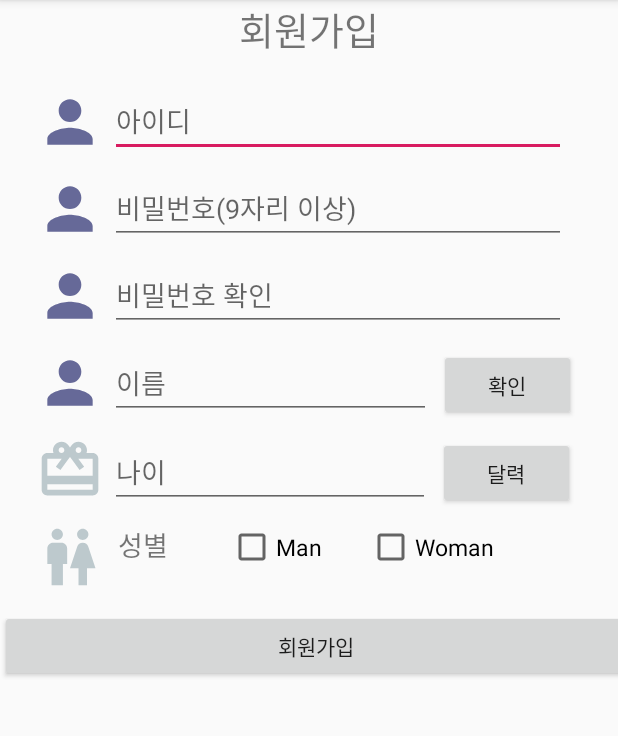
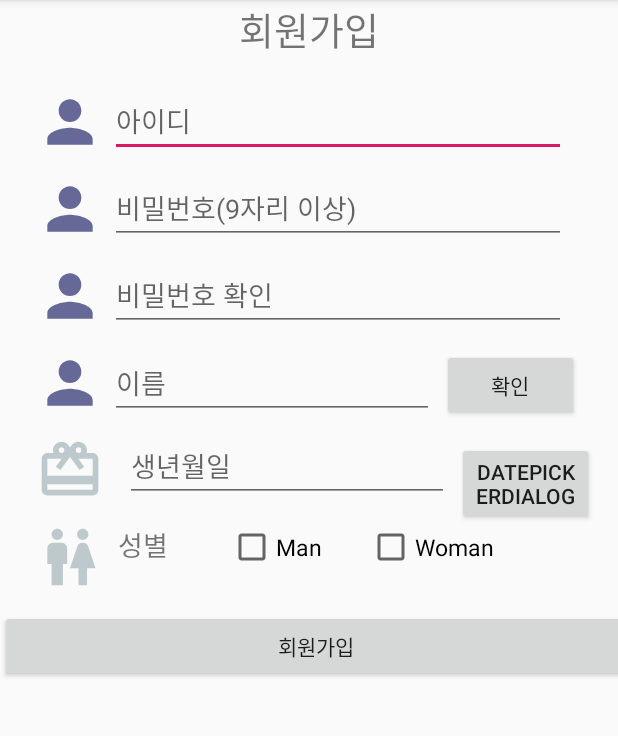
Before and after one commit to MheeJ/Schedule_Share, an Android app: the screen it shows after launch (SignUp), after a tap on "회원가입", on a phone screen of 412 x 824 dp, the part 84-820 px from its top. Run offline under Robolectric (Android 15) with nearby library versions, the phone set to English and light mode, and no system bars; our stand-ins replace Firebase (no records; nobody signed in at launch, a user with empty details on screens opened directly).

Commit message:
회원가입 및 로그인 완료 - mini + 개선 사항 : 날짜 부분 때문에 "회원가입 완료" toast 안나옴

```diff
--- a/app/src/main/java/com/example/schedule_share/SignUp.java
+++ b/app/src/main/java/com/example/schedule_share/SignUp.java
@@ -1,5 +1,6 @@
 package com.example.schedule_share;
 
+import android.app.DatePickerDialog;
 import android.content.Intent;
 import android.os.Bundle;
 import android.text.method.PasswordTransformationMethod;
@@ -9,6 +10,7 @@ import android.view.View;
 import android.widget.ArrayAdapter;
 import android.widget.Button;
 import android.widget.CheckBox;
+import android.widget.DatePicker;
 import android.widget.EditText;
 import android.widget.TextView;
 import android.widget.Toast;
@@ -40,15 +42,18 @@ public class SignUp extends AppCompatActivity implements View.OnClickListener {
     private FirebaseUser current;
     private static final String TAG = "EmailPassword";
     private static final Pattern PASSWORD_PATTERN = Pattern.compile("^[a-zA-Z0-9가-힣ㄱ-ㅎㅏ-ㅣ\\u318D\\u119E\\u11A2\\u2022\\u2025a\\u00B7\\uFE55]*$");
+    private DatePickerDialog.OnDateSetListener callbackMethod;
 
-    Button btn_Insert,Check_Name;
+    Button btn_Insert,Check_Name,Btn_Birth;
+    TextView birthday;
     EditText edit_ID;
     EditText edit_PW;
-    EditText PW_Check;
+    EditText PW_Check, mETBirthday;
     EditText edit_Name;
     EditText edit_Age;
     CheckBox check_Man;
     CheckBox check_Woman;
+   // private TextView birthday;
     int count;
     String strname;
     String ID;
@@ -56,6 +61,7 @@ public class SignUp extends AppCompatActivity implements View.OnClickListener {
     String checkPW;
     String name;
     String log_name="No";
+    String BIRTHDAY;
     long age;
     String gender = "";
     String sort = "id";
@@ -70,8 +76,12 @@ public class SignUp extends AppCompatActivity implements View.OnClickListener {
         super.onCreate(savedInstanceState);
         setContentView(R.layout.activity_signup);
 
+
         initObject();
         mAuth = FirebaseAuth.getInstance();
+
+        InitializeListener();
+        InitializeView();
     }
 
     public void initObject(){
@@ -79,17 +89,20 @@ public class SignUp extends AppCompatActivity implements View.OnClickListener {
         btn_Insert.setOnClickListener(this);
         Check_Name = (Button) findViewById(R.id.check_name);
         Check_Name.setOnClickListener(this);
+        Btn_Birth = (Button)findViewById(R.id.btn_birth);
+        Btn_Birth.setOnClickListener(this);
         edit_ID = (EditText) findViewById(R.id.edit_id);
         edit_PW = (EditText) findViewById(R.id.edit_pw);
         PW_Check = (EditText)findViewById(R.id.pw_check);
         edit_Name = (EditText) findViewById(R.id.edit_name);
-        edit_Age = (EditText) findViewById(R.id.edit_age);
+        mETBirthday = (EditText) findViewById(R.id.birthday);
         check_Man = (CheckBox) findViewById(R.id.check_man);
         check_Man.setOnClickListener(this);
         check_Woman = (CheckBox) findViewById(R.id.check_woman);
         check_Woman.setOnClickListener(this);
         btn_Insert.setEnabled(true);
         edit_PW.setTransformationMethod(PasswordTransformationMethod.getInstance());
+        PW_Check.setTransformationMethod(PasswordTransformationMethod.getInstance());
     }
 
     public void setInsertMode() {
@@ -103,15 +116,26 @@ public class SignUp extends AppCompatActivity implements View.OnClickListener {
 
     }
 
+    //생일선택달력
+    private void InitializeListener() {
+        callbackMethod = new DatePickerDialog.OnDateSetListener() {
+            @Override
+            public void onDateSet(DatePicker view, int year, int monthOfYear, int dayOfMonth) {
+                monthOfYear = monthOfYear+1;
+                mETBirthday.setText(year + "년"+monthOfYear+"월"+dayOfMonth+"일");
+            }
+        };
+    }
 
-    public boolean IsExistID() {
+    private void InitializeView() {
+        birthday = (TextView)findViewById(R.id.birthday);
+    }
+
+ /*   public boolean IsExistID() {
         boolean IsExist = arrayIndex.contains(name);
         return IsExist;
-    }
+    }*/
 
-    private void startData(){
-        getdata();
-    }
 
     public void getdata() {
         // FirebaseDatabase.getInstance().setPersistenceEnabled(true);
@@ -123,19 +147,12 @@ public class SignUp extends AppCompatActivity implements View.OnClickListener {
                 // 클래스 모델이 필요?
                 for (DataSnapshot fileSnapshot : dataSnapshot.getChildren()) {
                     String strname = (String) fileSnapshot.child("name").getValue();
-
                     Log.v("TAG: value is ", strname);
-
-
-                   if(strname.equals(name)){
+                    if(strname.equals(name)){
                        startToast("동일한 이름이 있습니다.");
                        log_name = "No";
                    }
                 }
-
-                /*postFirebaseDatabase(true);
-                createAccount();
-                finish();*/
             }
             @Override
             public void onCancelled(DatabaseError databaseError) {
@@ -149,7 +166,7 @@ public class SignUp extends AppCompatActivity implements View.OnClickListener {
         Map<String, Object> childUpdates = new HashMap<>();
         Map<String, Object> postValues = null;
         if (add) {
-            FirebasePost post = new FirebasePost(ID, PW, name, age, gender);
+            FirebasePost post = new FirebasePost(ID, PW, name, BIRTHDAY, gender);
             postValues = post.toMap();
         }
         childUpdates.put("Schedule_Share"+"/id_list/" + name, postValues);
@@ -177,8 +194,9 @@ public class SignUp extends AppCompatActivity implements View.OnClickListener {
         // [START create_user_with_email]
         String email = ID;
         String password = PW;
-        if (log_name.equals("Yes")) {
-            if (email.length() > 0 && password.length() > 0 && checkPW.length() > 0 && name.length() > 0) {
+
+        if (email.length() > 0 && password.length() > 0 && checkPW.length() > 0 && name.length() > 0 && BIRTHDAY.length()>0) {
+            if (log_name.equals("Yes")) {
                 if (PW.equals(checkPW)) {
                     mAuth.createUserWithEmailAndPassword(email, password)
                             .addOnCompleteListener(this, new OnCompleteListener<AuthResult>() {
@@ -187,9 +205,9 @@ public class SignUp extends AppCompatActivity implements View.OnClickListener {
                                     if (task.isSuccessful()) {
                                         // Sign in success, update UI with the signed-in user's information
                                         FirebaseUser user = mAuth.getCurrentUser();
-                                        startToast("회원가입에 성공하였습니다.");
                                         postFirebaseDatabase(true);
                                         setInsertMode();
+                                        startToast("회원가입에 성공하였습니다.");
                                         Intent intent = new Intent(SignUp.this, MainActivity.class);
                                         startActivity(intent);
                                         log_name ="No";
@@ -205,10 +223,10 @@ public class SignUp extends AppCompatActivity implements View.OnClickListener {
                     startToast("비밀번호가 일치하지 않습니다.");
                 }
             } else {
-                startToast("회원정보를 입력하세요");
+                startToast("아이디를 확인하세요");
             }
         }else {
-            startToast("아이디를 확인하세요");
+            startToast("회원정보를 입력하세요");
         }
     }
 
@@ -242,24 +260,11 @@ public class SignUp extends AppCompatActivity implements View.OnClickListener {
                 PW = edit_PW.getText().toString().trim();
                 checkPW = PW_Check.getText().toString().trim();
                 //name = edit_Name.getText().toString().trim();
-                age = Long.parseLong(edit_Age.getText().toString());
-
+                BIRTHDAY = mETBirthday.getText().toString().trim();
                 createAccount();
-
-
-               /* if (!IsExistID()) {
-                    postFirebaseDatabase(true);
-                    setInsertMode();
-                   // createAccount();
-                    finish();
-                } else {
-                    startToast("이미 존재하는 이름 입니다. 다른 이름으로 설정해주세요.");
-                }*/
                 edit_ID.requestFocus();
                 edit_ID.setCursorVisible(true);
-
                 break;
-
 
             case R.id.check_name:
                 name = edit_Name.getText().toString().trim();
@@ -282,7 +287,12 @@ public class SignUp extends AppCompatActivity implements View.OnClickListener {
                 startActivity(intent);
                 break;
 
-
+            case R.id.btn_birth:
+                InitializeView();
+                InitializeListener();
+                DatePickerDialog dialog = new DatePickerDialog(this,callbackMethod,2020,1,12);
+                dialog.show();
+                break;
         }
     }
 
--- a/app/src/main/res/layout/activity_signup.xml
+++ b/app/src/main/res/layout/activity_signup.xml
@@ -93,7 +93,7 @@
 
             <EditText
                 android:id="@+id/edit_name"
-                android:layout_width="214dp"
+                android:layout_width="216dp"
                 android:layout_height="46dp"
                 android:layout_alignBaseline="@+id/text_name"
                 android:ems="10"
@@ -120,20 +120,18 @@
                 android:src="@drawable/ic_card_giftcard_black_24dp" />
 
             <EditText
-                android:id="@+id/edit_age"
-                android:layout_width="wrap_content"
-                android:layout_height="wrap_content"
-                android:layout_alignBaseline="@+id/text_age"
-                android:ems="10"
-                android:inputType="textPersonName"
-                android:maxLength="10"
-                android:hint="나이"/>
+                android:id="@+id/birthday"
+                android:layout_width="216dp"
+                android:layout_height="44dp"
+                android:layout_marginLeft="10dp"
+                android:hint="생년월일" />
+
             <Button
-                android:id="@+id/cdate"
+                android:id="@+id/btn_birth"
                 android:layout_width="91dp"
                 android:layout_height="wrap_content"
                 android:layout_marginLeft="5dp"
-                android:text="달력" />
+                android:text="DatePickerDialog"/>
         </LinearLayout>
 
 
```
Also changed, not shown: app/src/main/java/com/example/schedule_share/FirebasePost.java (+4 -4 lines).
